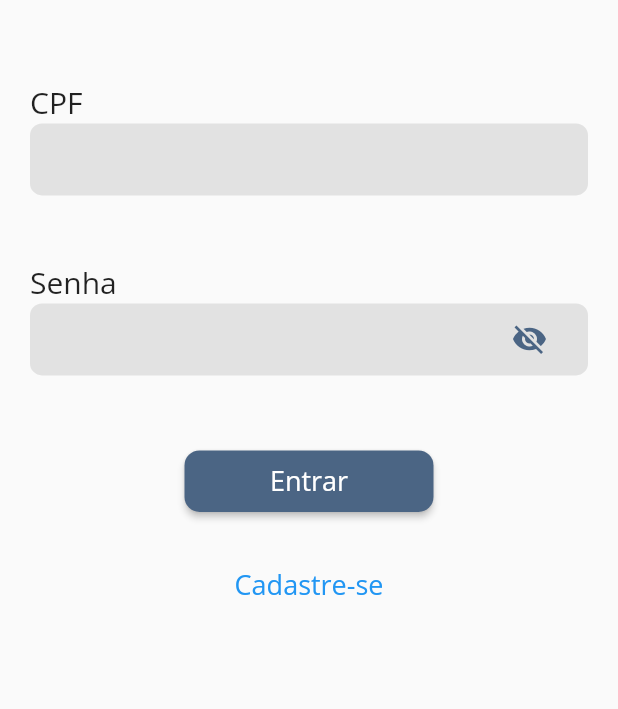
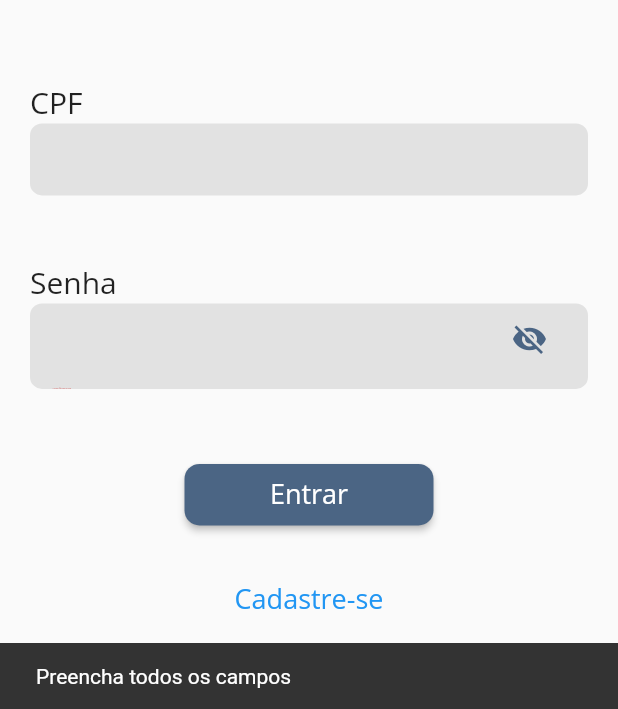
Before and after one commit to abnerlucss/Flying-Easy, a Flutter app: the screen it shows after launch, after a tap on "Entrar", on a phone screen of 412 x 824 dp, the part 527-1236 px from its top. Run offline on Flutter 3.47's test engine with Material 2 defaults, Android fonts, the light colour scheme and no system bars; our stand-ins replace dio, flutter_bloc, mask_text_input_formatter; Roboto replaces fonts that are missing (Open Sans).

Commit message:
Adicionando a requisição de login

```diff
--- a/lib/main.dart
+++ b/lib/main.dart
@@ -1,4 +1,5 @@
 import 'package:app_passagens_aereas/modules/create_account/create_account_cubit/create_account_cubit.dart';
+import 'package:app_passagens_aereas/modules/login/login_cubit/login_cubit.dart';
 import 'package:app_passagens_aereas/modules/login/login_page.dart';
 import 'package:flutter/material.dart';
 import 'package:flutter_bloc/flutter_bloc.dart';
@@ -16,6 +17,9 @@ class MyApp extends StatelessWidget {
         BlocProvider(
           create: (context) => CreateAccountCubit(),
         ),
+        BlocProvider(
+          create: (context) => LoginCubit(),
+        )
       ],
       child: MaterialApp(
         title: 'Passagens Aéreas',
--- a/lib/modules/create_account/create_account_cubit/create_account_cubit.dart
+++ b/lib/modules/create_account/create_account_cubit/create_account_cubit.dart
@@ -1,20 +1,20 @@
-import 'package:app_passagens_aereas/modules/create_account/create_account_cubit/create_account_enum.dart';
+import 'package:app_passagens_aereas/modules/shared/widgets/util/basic_state_enum.dart';
 import 'package:app_passagens_aereas/modules/create_account/models/create_account_model.dart';
 import 'package:app_passagens_aereas/modules/create_account/service/create_account_service.dart';
 import 'package:flutter_bloc/flutter_bloc.dart';
 
-class CreateAccountCubit extends Cubit<CreateAccountEnum> {
-  CreateAccountCubit() : super(CreateAccountEnum.init);
+class CreateAccountCubit extends Cubit<BasicStateEnum> {
+  CreateAccountCubit() : super(BasicStateEnum.init);
 
   postCreateAccount(CreateAccountModel createAccountModel) async {
-    emit(CreateAccountEnum.load);
+    emit(BasicStateEnum.load);
     final data = await CreateAccountService().postHttp(createAccountModel);
 
     print(data is int);
     if (data is int) {
-      emit(CreateAccountEnum.success);
+      emit(BasicStateEnum.success);
     } else {
-      emit(CreateAccountEnum.failed);
+      emit(BasicStateEnum.failed);
     }
   }
 }
--- a/lib/modules/create_account/create_account_cubit/create_account_enum.dart
+++ /dev/null
@@ -1 +0,0 @@
-enum CreateAccountEnum { init, success, load, failed }
--- a/lib/modules/login/login_page.dart
+++ b/lib/modules/login/login_page.dart
@@ -1,9 +1,16 @@
+import 'package:app_passagens_aereas/modules/create_account/create_account_cubit/create_account_cubit.dart';
 import 'package:app_passagens_aereas/modules/create_account/create_account_stp1.dart';
+import 'package:app_passagens_aereas/modules/login/login_cubit/login_cubit.dart';
+import 'package:app_passagens_aereas/modules/login/models/login_model.dart';
 import 'package:app_passagens_aereas/modules/shared/widgets/base_view.dart';
 import 'package:app_passagens_aereas/modules/shared/widgets/custom_txt_field.dart';
 import 'package:app_passagens_aereas/modules/shared/widgets/custom_txt_field_password.dart';
+import 'package:app_passagens_aereas/modules/shared/widgets/util/basic_state_enum.dart';
 import 'package:flutter/material.dart';
+import 'package:flutter_bloc/flutter_bloc.dart';
 import 'package:mask_text_input_formatter/mask_text_input_formatter.dart';
+
+import 'onboarding_page.dart';
 
 class LoginPage extends StatefulWidget {
   const LoginPage({Key? key}) : super(key: key);
@@ -20,10 +27,36 @@ class _LoginPageState extends State<LoginPage> {
 
   final loginController = TextEditingController();
   final passwordController = TextEditingController();
+  final loginModel = LoginModel();
+  final _formKey = GlobalKey<FormState>();
 
   @override
   Widget build(BuildContext context) {
-    return BaseView(widgets: [
+    return BlocConsumer<LoginCubit, BasicStateEnum>(
+      listener: (context, state) {
+        if (state == BasicStateEnum.success) {
+          Navigator.push(context,
+              MaterialPageRoute(builder: (context) => OnboardingPage()));
+        }
+        if (state == BasicStateEnum.failed) {
+          ScaffoldMessenger.of(context).showSnackBar(
+            const SnackBar(content: Text('Login e/ou senha inválidos')),
+          );
+        }
+      },
+      builder: (context, state) {
+        if (state == BasicStateEnum.load) {
+          return Scaffold(
+            body: Center(
+              child: CircularProgressIndicator(
+                backgroundColor: Color(0xFF4B6584),
+              ),
+            ),
+          );
+        }
+        return BaseView(
+          formKey: _formKey,
+          widgets: [
             Center(child: Image.asset("assets/travel.png", width: 280)),
             SizedBox(
               height: 45,
@@ -32,12 +65,16 @@ class _LoginPageState extends State<LoginPage> {
               child: Text(
                 "Passagens Aéreas",
                 style: TextStyle(
-              color: Color(0xFF4B6584), fontSize: 35, fontFamily: "Open Sans"),
+                    color: Color(0xFF4B6584),
+                    fontSize: 35,
+                    fontFamily: "Open Sans"),
               ),
             ),
             SizedBox(
               height: 55,
             ),
+            Column(
+              children: [
                 CustomTextField(
                     formatter: maskCpf,
                     labelTextField: "CPF",
@@ -56,11 +93,28 @@ class _LoginPageState extends State<LoginPage> {
                 SizedBox(
                   height: 50,
                 ),
+              ],
+            ),
             Center(
               child: ConstrainedBox(
                 constraints: BoxConstraints.tightFor(width: 166, height: 41),
                 child: ElevatedButton(
-            onPressed: () {},
+                  onPressed: () {
+                    if (!_formKey.currentState!.validate()) {
+                      ScaffoldMessenger.of(context).showSnackBar(
+                        const SnackBar(
+                            content: Text('Preencha todos os campos')),
+                      );
+                    } else {
+                      loginModel.cpf = loginController.text;
+                      loginModel.senha = passwordController.text;
+
+                      print(loginModel);
+
+                      BlocProvider.of<LoginCubit>(context)
+                          .postLogin(loginModel);
+                    }
+                  },
                   child: Text(
                     "Entrar",
                     style: TextStyle(fontSize: 18),
@@ -71,7 +125,8 @@ class _LoginPageState extends State<LoginPage> {
                         borderRadius: BorderRadius.circular(10),
                       ),
                     ),
-              backgroundColor: MaterialStateProperty.all(Color(0xFF4B6584)),
+                    backgroundColor:
+                        MaterialStateProperty.all(Color(0xFF4B6584)),
                   ),
                 ),
               ),
@@ -91,6 +146,9 @@ class _LoginPageState extends State<LoginPage> {
                       "Cadastre-se",
                       style: TextStyle(fontSize: 18),
                     )))
-    ]);
+          ],
+        );
+      },
+    );
   }
 }
--- /dev/null
+++ b/lib/modules/login/models/login_model.dart
@@ -0,0 +1,13 @@
+class LoginModel {
+  String? cpf;
+  String? senha;
+
+  LoginModel({this.cpf, this.senha});
+
+  Map toJson() {
+    return {
+      "cpf": cpf!.replaceAll(new RegExp(r'[^0-9]'), ''),
+      "senha": senha,
+    };
+  }
+}
--- a/lib/modules/shared/widgets/base_view.dart
+++ b/lib/modules/shared/widgets/base_view.dart
@@ -1,8 +1,4 @@
-import 'package:app_passagens_aereas/modules/create_account/create_account_cubit/create_account_cubit.dart';
-import 'package:app_passagens_aereas/modules/create_account/create_account_cubit/create_account_enum.dart';
-import 'package:app_passagens_aereas/modules/login/onboarding_page.dart';
 import 'package:flutter/material.dart';
-import 'package:flutter_bloc/flutter_bloc.dart';
 
 class BaseView extends StatelessWidget {
   BaseView({Key? key, required this.widgets, this.formKey}) : super(key: key);
@@ -17,23 +13,7 @@ class BaseView extends StatelessWidget {
         backgroundColor: Colors.transparent,
         elevation: 0,
       ),
-      body: BlocConsumer<CreateAccountCubit, CreateAccountEnum>(
-        listener: (context, state) {
-          if (state == CreateAccountEnum.success) {
-            Navigator.push(context,
-                MaterialPageRoute(builder: (context) => OnboardingPage()));
-          }
-        },
-        builder: (context, state) {
-          print(state);
-          if (state == CreateAccountEnum.load) {
-            return Center(
-              child: CircularProgressIndicator(
-                backgroundColor: Color(0xFF4B6584),
-              ),
-            );
-          }
-          return SingleChildScrollView(
+      body: SingleChildScrollView(
         child: Padding(
           padding: EdgeInsets.symmetric(horizontal: 20),
           child: Form(
@@ -44,8 +24,6 @@ class BaseView extends StatelessWidget {
             ),
           ),
         ),
-          );
-        },
       ),
     );
   }
--- /dev/null
+++ b/lib/modules/shared/widgets/util/basic_state_enum.dart
@@ -0,0 +1 @@
+enum BasicStateEnum { init, success, load, failed }
```
Also changed, not shown: lib/modules/create_account/widgets/basic_create_account.dart (+23 -0 lines), lib/modules/login/login_cubit/login_cubit.dart (added, +20 -0 lines), lib/modules/login/service/login_service.dart (added, +16 -0 lines). Lines whose indentation alone changed are shown as unchanged.
